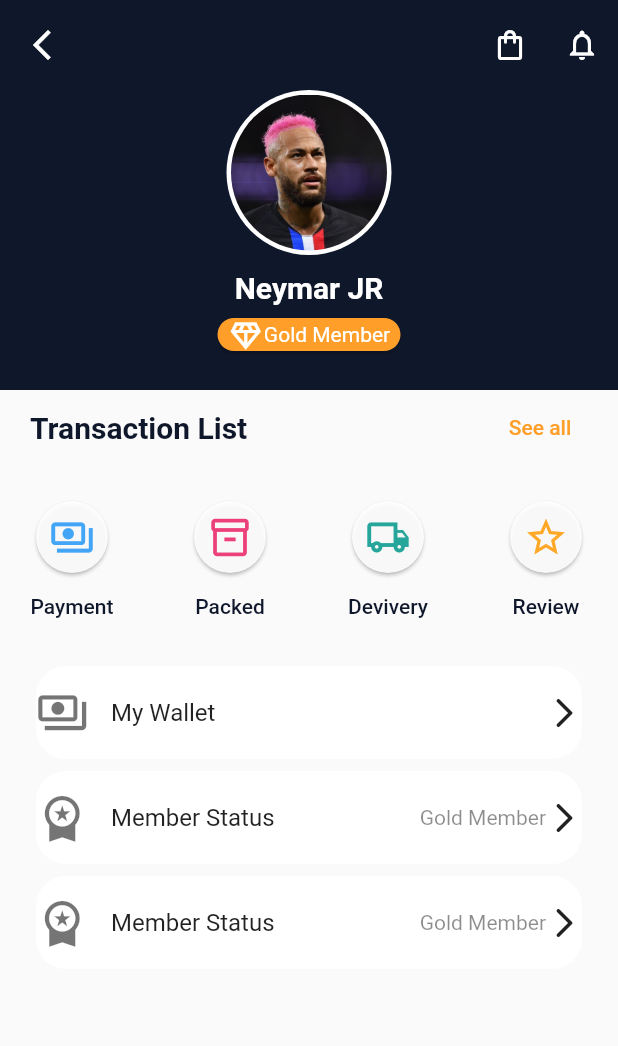
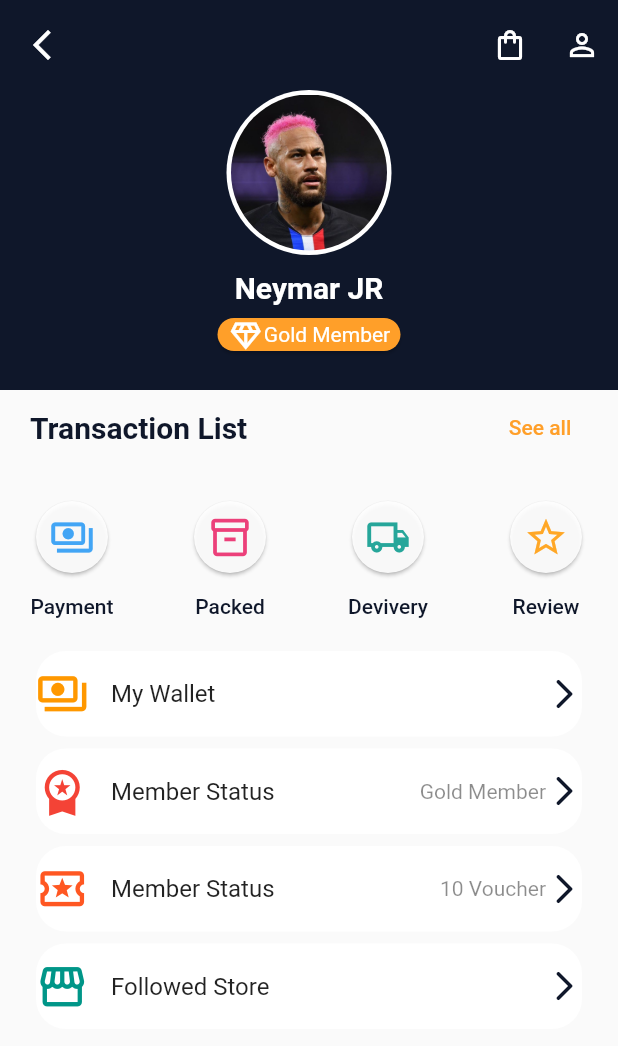
Before and after one commit to SoemPuthy/final_school_project, a Flutter app: the ProfilePage screen opened directly, on a phone screen of 412 x 824 dp. Shown: the top 1046 px of the screen. Run offline on Flutter 3.47's test engine with Material 2 defaults, Android fonts, the phone set to English and light mode, and no system bars; our stand-ins replace carousel_slider, firebase_core, flutter_rating_bar, smooth_page_indicator; accounts and stored records are empty.

Commit message:
update profile page

```diff
--- a/lib/pages/profile_page/profile_page.dart
+++ b/lib/pages/profile_page/profile_page.dart
@@ -28,7 +28,7 @@ class ProfilePage extends StatelessWidget {
           IconButton(
             onPressed: () {},
             icon: const Icon(
-              Icons.notifications_outlined,
+              Icons.person_outline,
             ),
           ),
         ],
@@ -230,10 +230,10 @@ class ProfilePage extends StatelessWidget {
               ],
             ),
           ),
-          const SizedBox(height: 20),
+          const SizedBox(height: 10),
           Container(
             margin: const EdgeInsets.only(left: 20, right: 20),
-            height: 70,
+            height: 65,
             child: GestureDetector(
               onTap: () {},
               child: Card(
@@ -248,7 +248,7 @@ class ProfilePage extends StatelessWidget {
                       children: const [
                         Icon(
                           Icons.payments_outlined,
-                          color: Colors.black54,
+                          color: Colors.orange,
                           size: 35,
                         ),
                         SizedBox(width: 15),
@@ -258,7 +258,10 @@ class ProfilePage extends StatelessWidget {
                         ),
                       ],
                     ),
-                    const Icon(Icons.arrow_forward_ios_rounded)
+                    const Icon(
+                      Icons.arrow_forward_ios_rounded,
+                      color: primaryColor,
+                    )
                   ],
                 ),
               ),
@@ -266,7 +269,7 @@ class ProfilePage extends StatelessWidget {
           ),
           Container(
             margin: const EdgeInsets.only(left: 20, right: 20),
-            height: 70,
+            height: 65,
             child: GestureDetector(
               onTap: () {},
               child: Card(
@@ -281,7 +284,7 @@ class ProfilePage extends StatelessWidget {
                       children: const [
                         Icon(
                           Icons.workspace_premium,
-                          color: Colors.black54,
+                          color: Colors.red,
                           size: 35,
                         ),
                         SizedBox(width: 15),
@@ -297,7 +300,10 @@ class ProfilePage extends StatelessWidget {
                           'Gold Member',
                           style: TextStyle(color: Colors.black45),
                         ),
-                        Icon(Icons.arrow_forward_ios_rounded),
+                        Icon(
+                          Icons.arrow_forward_ios_rounded,
+                          color: primaryColor,
+                        ),
                       ],
                     ),
                   ],
@@ -307,7 +313,7 @@ class ProfilePage extends StatelessWidget {
           ),
           Container(
             margin: const EdgeInsets.only(left: 20, right: 20),
-            height: 70,
+            height: 65,
             child: GestureDetector(
               onTap: () {},
               child: Card(
@@ -321,8 +327,8 @@ class ProfilePage extends StatelessWidget {
                     Row(
                       children: const [
                         Icon(
-                          Icons.workspace_premium,
-                          color: Colors.black54,
+                          Icons.local_activity_outlined,
+                          color: Colors.deepOrange,
                           size: 35,
                         ),
                         SizedBox(width: 15),
@@ -335,10 +341,53 @@ class ProfilePage extends StatelessWidget {
                     Row(
                       children: const [
                         Text(
-                          'Gold Member',
+                          '10 Voucher',
                           style: TextStyle(color: Colors.black45),
                         ),
-                        Icon(Icons.arrow_forward_ios_rounded),
+                        Icon(
+                          Icons.arrow_forward_ios_rounded,
+                          color: primaryColor,
+                        ),
+                      ],
+                    ),
+                  ],
+                ),
+              ),
+            ),
+          ),
+          Container(
+            margin: const EdgeInsets.only(left: 20, right: 20),
+            height: 65,
+            child: GestureDetector(
+              onTap: () {},
+              child: Card(
+                elevation: 0,
+                shape: RoundedRectangleBorder(
+                  borderRadius: BorderRadius.circular(20),
+                ),
+                child: Row(
+                  mainAxisAlignment: MainAxisAlignment.spaceBetween,
+                  children: [
+                    Row(
+                      children: const [
+                        Icon(
+                          Icons.storefront,
+                          color: Colors.teal,
+                          size: 35,
+                        ),
+                        SizedBox(width: 15),
+                        Text(
+                          'Followed Store',
+                          style: TextStyle(fontSize: 16),
+                        ),
+                      ],
+                    ),
+                    Row(
+                      children: const [
+                        Icon(
+                          Icons.arrow_forward_ios_rounded,
+                          color: primaryColor,
+                        ),
                       ],
                     ),
                   ],
```
